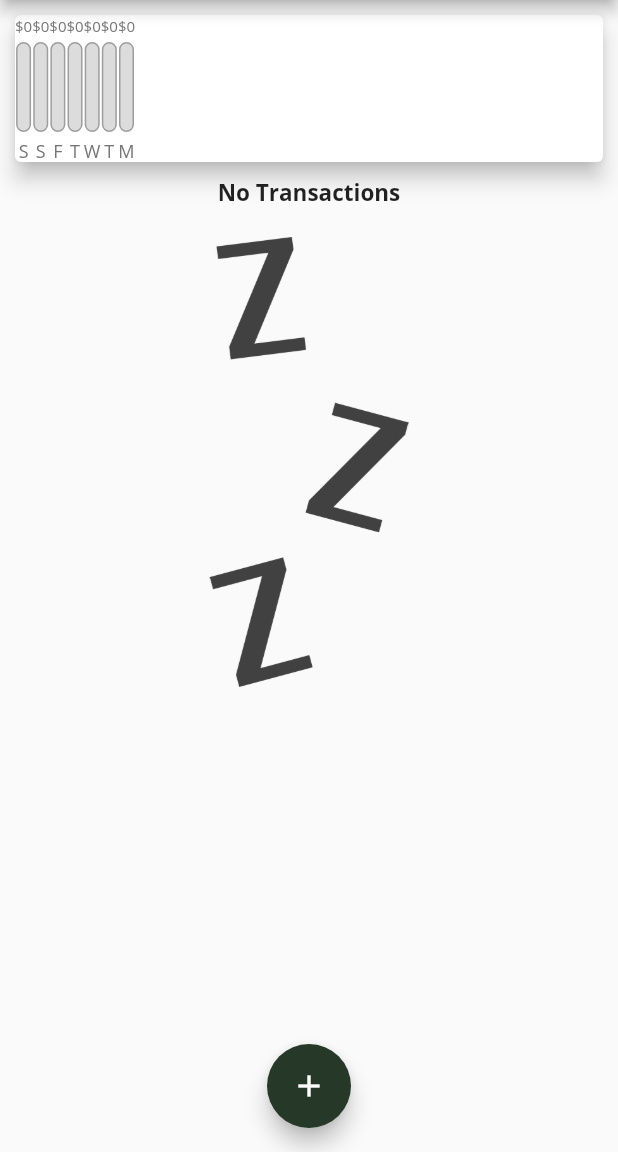
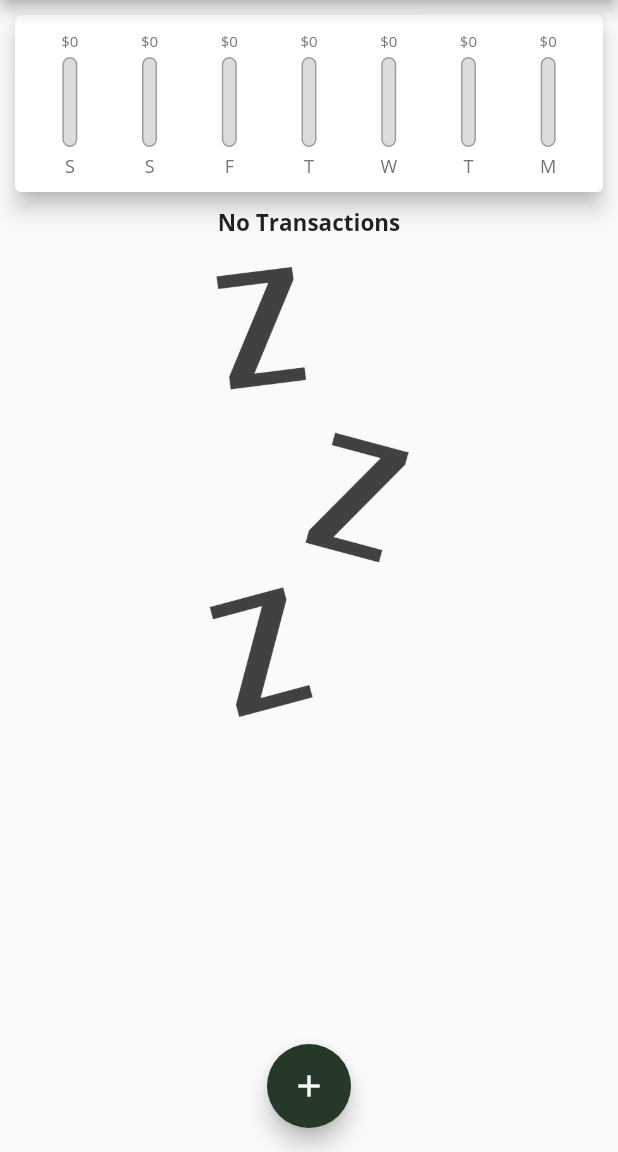
Before and after one commit to JesusMF23/expenses_app_1, a Flutter app: the screen it shows after launch, on a phone screen of 412 x 824 dp, the part 84-1236 px from its top. Run offline on Flutter 3.47's test engine with Material 2 defaults, Android fonts, the phone set to English and light mode, and no system bars.

Commit message:
106. Finishing the Chart Bars

```diff
--- a/expenses_app/lib/widgets/chart.dart
+++ b/expenses_app/lib/widgets/chart.dart
@@ -40,15 +40,22 @@ class Chart extends StatelessWidget {
     return Card(
       elevation: 6,
       margin: EdgeInsets.all(10),
+      child: Padding(
+        padding: EdgeInsets.all(10),
         child: Row(
+          mainAxisAlignment: MainAxisAlignment.spaceAround,
           children: groupedTransactionValues.map((data) {
-          return ChartBar(
+            return Flexible(
+              fit: FlexFit.tight,
+              child: ChartBar(
                   data["day"] as String,
                   data["amount"] as double,
                   totalSpending == 0.0
                       ? 0.0
-                  : (data["amount"] as double) / totalSpending);
+                      : (data["amount"] as double) / totalSpending),
+            );
           }).toList(),
+        ),
       ),
     );
   }
--- a/expenses_app/lib/widgets/chart_bar.dart
+++ b/expenses_app/lib/widgets/chart_bar.dart
@@ -11,7 +11,9 @@ class ChartBar extends StatelessWidget {
   Widget build(BuildContext context) {
     return Column(
       children: [
-        Text("\$${spendingAmount.toStringAsFixed(0)}"),
+        FittedBox(
+          child: Text("\$${spendingAmount.toStringAsFixed(0)}"),
+        ),
         SizedBox(
           height: 4,
         ),
```
Lines whose indentation alone changed are shown as unchanged.
